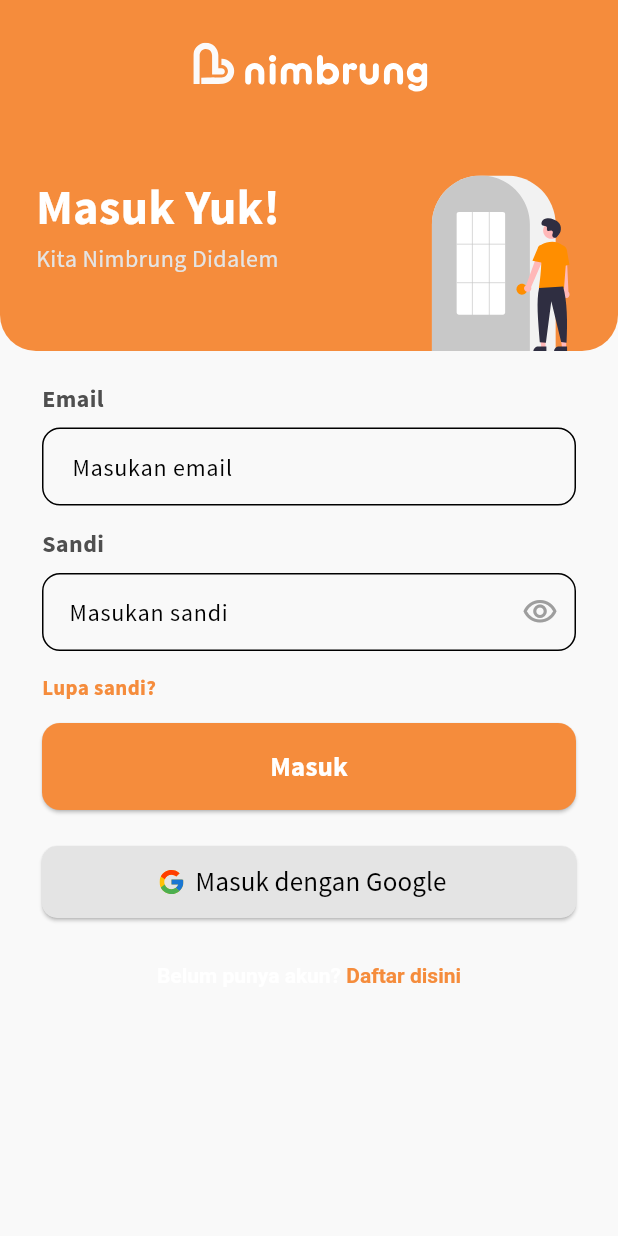
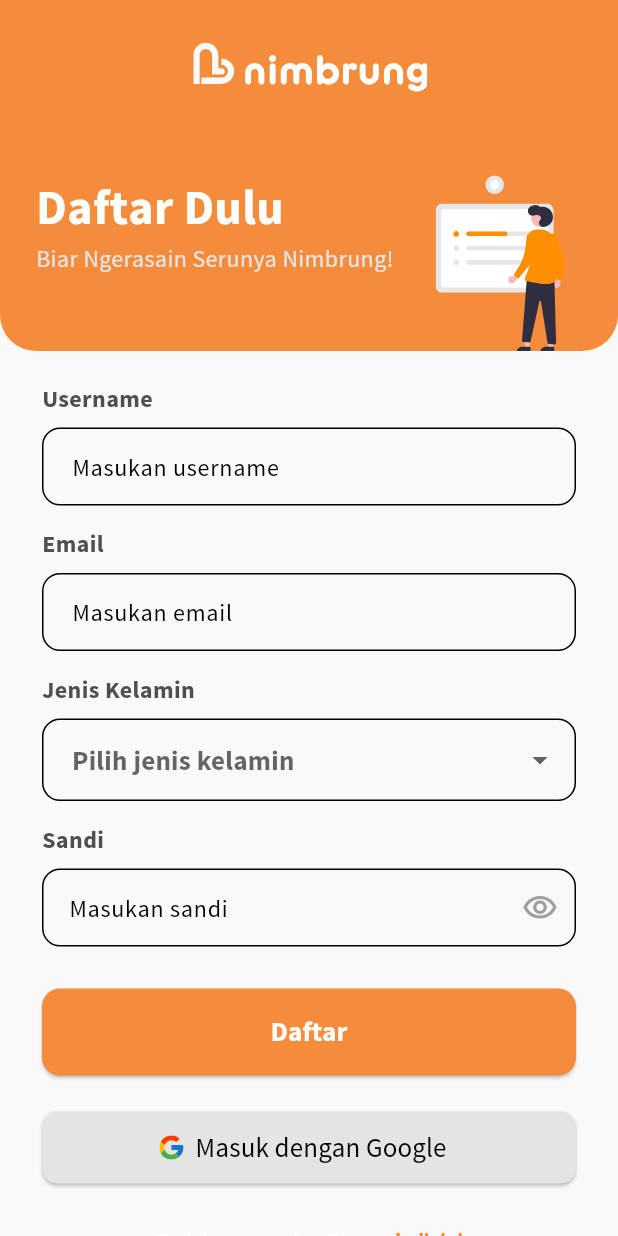
Before and after one commit to kfahmi77/nimbrung-mobile, a Flutter app: the screen it shows after launch, on a phone screen of 412 x 824 dp. Run offline on Flutter 3.47's test engine with Material 3 defaults, Android fonts, the light colour scheme and no system bars; our stand-ins replace flutter_svg.

Commit message:
feat(register): add register page ¥

```diff
--- a/lib/main.dart
+++ b/lib/main.dart
@@ -1,4 +1,5 @@
 import 'package:flutter/material.dart';
+import 'package:nimbrung_mobile/pages/register/register_page.dart';
 
 import 'pages/login/login_page.dart';
 import 'themes/app_theme.dart';
@@ -14,7 +15,7 @@
   Widget build(BuildContext context) {
     return MaterialApp(
       theme: AppTheme.lightTheme,
-      home: Scaffold(body: LoginPage()),
+      home: Scaffold(body: RegisterPage()),
     );
   }
 }
--- /dev/null
+++ b/lib/pages/register/register_page.dart
@@ -0,0 +1,327 @@
+import 'package:flutter/material.dart';
+import 'package:flutter_svg/svg.dart';
+import 'package:nimbrung_mobile/themes/color_schemes.dart';
+
+class RegisterPage extends StatefulWidget {
+  const RegisterPage({super.key});
+
+  @override
+  State<RegisterPage> createState() => _RegisterPageState();
+}
+
+class _RegisterPageState extends State<RegisterPage> {
+  bool _isPasswordVisible = false;
+  String? _selectedGender;
+  final List<String> _genders = ['Laki-laki', 'Perempuan'];
+
+  @override
+  Widget build(BuildContext context) {
+    return Scaffold(
+      body: SafeArea(
+        child: SingleChildScrollView(
+          child: Column(
+            crossAxisAlignment: CrossAxisAlignment.stretch,
+            children: [
+              SizedBox(
+                width: double.infinity,
+                height: 234,
+                child: Stack(
+                  children: [
+                    Container(
+                      width: double.infinity,
+                      height: 234,
+                      decoration: BoxDecoration(
+                        color: AppColors.primary,
+                        borderRadius: BorderRadius.only(
+                          bottomLeft: Radius.circular(24),
+                          bottomRight: Radius.circular(24),
+                        ),
+                      ),
+                    ),
+                    Positioned(
+                      top: 28,
+                      left: 0,
+                      right: 0,
+                      child: Center(
+                        child: SvgPicture.asset(
+                          'assets/images/logo2.svg',
+                          fit: BoxFit.contain,
+                          width: 158,
+                          height: 40,
+                        ),
+                      ),
+                    ),
+                    Positioned(
+                      bottom: 50,
+                      left: 24,
+                      child: Column(
+                        crossAxisAlignment: CrossAxisAlignment.start,
+                        children: const [
+                          Text(
+                            'Daftar Dulu',
+                            style: TextStyle(
+                              fontSize: 32,
+                              fontWeight: FontWeight.bold,
+                              color: AppColors.background,
+                            ),
+                          ),
+
+                          Text(
+                            'Biar Ngerasain Serunya Nimbrung!',
+                            style: TextStyle(
+                              fontSize: 16,
+                              color: AppColors.secondary,
+                            ),
+                          ),
+                        ],
+                      ),
+                    ),
+                    Positioned(
+                      bottom: -1,
+                      right: 18,
+                      child: SvgPicture.asset(
+                        'assets/images/register-page-image.svg',
+                        width: 120,
+                        height: 118,
+                        fit: BoxFit.contain,
+                      ),
+                    ),
+                  ],
+                ),
+              ),
+              Padding(
+                padding: const EdgeInsets.only(left: 28, right: 28),
+                child: Column(
+                  crossAxisAlignment: CrossAxisAlignment.start,
+                  children: [
+                    const SizedBox(height: 20),
+                    const Text(
+                      'Username',
+                      style: TextStyle(
+                        fontSize: 16,
+                        fontWeight: FontWeight.w600,
+                        color: Color(0xFF4F4F4F),
+                      ),
+                    ),
+                    const SizedBox(height: 8),
+                    TextField(
+                      keyboardType: TextInputType.emailAddress,
+                      decoration: InputDecoration(
+                        hintText: 'Masukan username',
+                        border: OutlineInputBorder(
+                          borderRadius: BorderRadius.circular(12.0),
+                          borderSide: const BorderSide(
+                            color: Color(0xFFE0E0E0),
+                          ),
+                        ),
+                        focusedBorder: OutlineInputBorder(
+                          borderRadius: BorderRadius.circular(12.0),
+                          borderSide: const BorderSide(
+                            color: AppColors.primary,
+                            width: 2,
+                          ),
+                        ),
+                        contentPadding: const EdgeInsets.symmetric(
+                          horizontal: 16,
+                          vertical: 14,
+                        ),
+                      ),
+                    ),
+
+                    const SizedBox(height: 14),
+                    const Text(
+                      'Email',
+                      style: TextStyle(
+                        fontSize: 16,
+                        fontWeight: FontWeight.w600,
+                        color: Color(0xFF4F4F4F),
+                      ),
+                    ),
+                    const SizedBox(height: 8),
+                    TextField(
+                      keyboardType: TextInputType.emailAddress,
+                      decoration: InputDecoration(
+                        hintText: 'Masukan email',
+                        border: OutlineInputBorder(
+                          borderRadius: BorderRadius.circular(12.0),
+                          borderSide: const BorderSide(
+                            color: Color(0xFFE0E0E0),
+                          ),
+                        ),
+                        focusedBorder: OutlineInputBorder(
+                          borderRadius: BorderRadius.circular(12.0),
+                          borderSide: const BorderSide(
+                            color: AppColors.primary,
+                            width: 2,
+                          ),
+                        ),
+                        contentPadding: const EdgeInsets.symmetric(
+                          horizontal: 16,
+                          vertical: 14,
+                        ),
+                      ),
+                    ),
+                    const SizedBox(height: 14),
+                    const Text(
+                      'Jenis Kelamin',
+                      style: TextStyle(
+                        fontSize: 16,
+                        fontWeight: FontWeight.w600,
+                        color: Color(0xFF4F4F4F),
+                      ),
+                    ),
+                    const SizedBox(height: 8),
+                    DropdownButtonFormField<String>(
+                      decoration: InputDecoration(
+                        hintText: 'Pilih jenis kelamin',
+                        border: OutlineInputBorder(
+                          borderRadius: BorderRadius.circular(12.0),
+                          borderSide: const BorderSide(
+                            color: Color(0xFFE0E0E0),
+                          ),
+                        ),
+                        focusedBorder: OutlineInputBorder(
+                          borderRadius: BorderRadius.circular(12.0),
+                          borderSide: const BorderSide(
+                            color: AppColors.primary,
+                            width: 2,
+                          ),
+                        ),
+                        contentPadding: const EdgeInsets.symmetric(
+                          horizontal: 16,
+                          vertical: 14,
+                        ),
+                      ),
+                      value: _selectedGender,
+                      items:
+                          _genders.map((String gender) {
+                            return DropdownMenuItem<String>(
+                              value: gender,
+                              child: Text(gender),
+                            );
+                          }).toList(),
+                      onChanged: (String? newValue) {
+                        setState(() {
+                          _selectedGender = newValue;
+                        });
+                      },
+                    ),
+                    const SizedBox(height: 14),
+                    const Text(
+                      'Sandi',
+                      style: TextStyle(
+                        fontSize: 16,
+                        fontWeight: FontWeight.w600,
+                        color: Color(0xFF4F4F4F),
+                      ),
+                    ),
+                    const SizedBox(height: 8),
+                    TextField(
+                      obscureText: !_isPasswordVisible,
+                      decoration: InputDecoration(
+                        hintText: 'Masukan sandi',
+                        border: OutlineInputBorder(
+                          borderRadius: BorderRadius.circular(12.0),
+                          borderSide: const BorderSide(
+                            color: Color(0xFFE0E0E0),
+                          ),
+                        ),
+                        focusedBorder: OutlineInputBorder(
+                          borderRadius: BorderRadius.circular(12.0),
+                          borderSide: const BorderSide(
+                            color: AppColors.primary,
+                            width: 2,
+                          ),
+                        ),
+                        contentPadding: const EdgeInsets.symmetric(
+                          horizontal: 14,
+                          vertical: 14,
+                        ),
+                        suffixIcon: IconButton(
+                          icon: Icon(
+                            _isPasswordVisible
+                                ? Icons.visibility_off_outlined
+                                : Icons.visibility_outlined,
+                            color: Colors.grey,
+                          ),
+                          onPressed: () {
+                            setState(() {
+                              _isPasswordVisible = !_isPasswordVisible;
+                            });
+                          },
+                        ),
+                      ),
+                    ),
+
+                    SizedBox(height: 28),
+                    ElevatedButton(
+                      style: ElevatedButton.styleFrom(
+                        backgroundColor: AppColors.primary,
+                        padding: const EdgeInsets.symmetric(vertical: 16),
+                        shape: RoundedRectangleBorder(
+                          borderRadius: BorderRadius.circular(12.0),
+                        ),
+                        minimumSize: const Size(double.infinity, 50),
+                      ),
+                      onPressed: () {},
+                      child: const Text(
+                        'Daftar',
+                        style: TextStyle(
+                          fontSize: 18,
+                          color: Colors.white,
+                          fontWeight: FontWeight.bold,
+                        ),
+                      ),
+                    ),
+                    const SizedBox(height: 24),
+                    ElevatedButton.icon(
+                      onPressed: () {},
+                      style: ElevatedButton.styleFrom(
+                        backgroundColor: AppColors.secondary,
+                        minimumSize: const Size(double.infinity, 48),
+                        shape: RoundedRectangleBorder(
+                          borderRadius: BorderRadius.circular(10),
+                        ),
+                      ),
+                      label: Text(
+                        'Masuk dengan Google',
+                        style: TextStyle(
+                          fontSize: 18,
+                          color: AppColors.textPrimary,
+                        ),
+                      ),
+                      icon: SvgPicture.asset('assets/images/google_logo.svg'),
+                    ),
+
+                    const SizedBox(height: 30),
+                    Center(
+                      child: GestureDetector(
+                        onTap: () {},
+                        child: RichText(
+                          text: const TextSpan(
+                            text: 'Sudah punya akun? ',
+                            style: TextStyle(fontWeight: FontWeight.bold),
+                            children: <TextSpan>[
+                              TextSpan(
+                                text: 'masuk disini',
+                                style: TextStyle(
+                                  color: AppColors.primary,
+                                  fontWeight: FontWeight.bold,
+                                ),
+                              ),
+                            ],
+                          ),
+                        ),
+                      ),
+                    ),
+                    const SizedBox(height: 20),
+                  ],
+                ),
+              ),
+            ],
+          ),
+        ),
+      ),
+    );
+  }
+}
```
